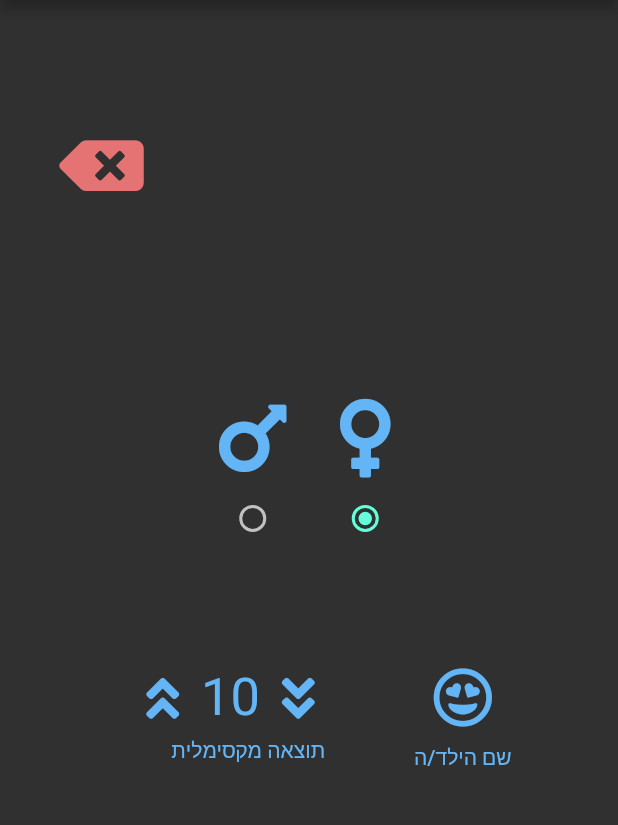
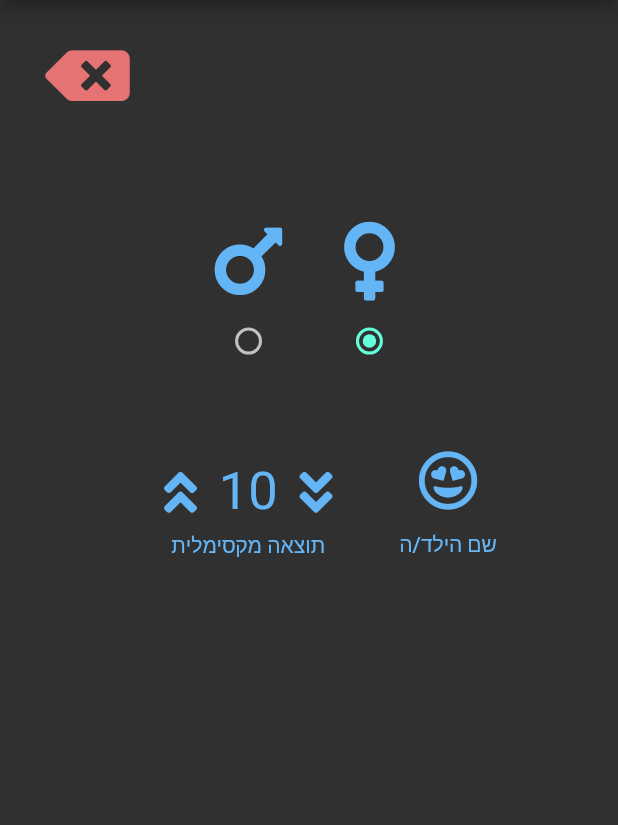
Before and after one commit to AdamRussak/one_to_math, a Flutter app: the SettingsScreen screen opened by its route, on a phone screen of 412 x 824 dp, the part 84-909 px from its top. Run offline on Flutter 3.47's test engine with Material 2 defaults, Android fonts, the phone set to English and light mode, and no system bars; our stand-ins replace after_layout, fluttertoast, font_awesome_flutter, rflutter_alert, shared_preferences; accounts and stored records are empty.

Commit message:
fix screen size

```diff
--- a/lib/screens/settings_screen.dart
+++ b/lib/screens/settings_screen.dart
@@ -23,6 +23,10 @@ class _SettingsScreenState extends State<SettingsScreen> {
   @override
   Widget build(BuildContext context) {
     var size = MediaQuery.of(context).size;
+    // Height (without SafeArea)
+    double height1 = size.height -
+        MediaQuery.of(context).padding.top -
+        MediaQuery.of(context).padding.bottom;
     return Scaffold(
       resizeToAvoidBottomInset: false,
       appBar: AppBar(
@@ -33,13 +37,13 @@ class _SettingsScreenState extends State<SettingsScreen> {
         child: Column(
           children: [
             SizedBox(
-              height: 80.0,
+              height: height1 * 0.025,
             ),
             Row(
               mainAxisAlignment: MainAxisAlignment.start,
               children: [
                 SizedBox(
-                  width: 30.0,
+                  width: size.width * 0.05,
                 ),
                 AppIconButtons(
                   presWidget: () {
@@ -54,7 +58,7 @@ class _SettingsScreenState extends State<SettingsScreen> {
               height: size.width * 0.05,
             ),
             SizedBox(
-              height: 100.0,
+              height: height1 * 0.05,
             ),
             Consumer<SettingsBrain>(builder: (context, settingBrain, child) {
               return Row(
@@ -79,7 +83,7 @@ class _SettingsScreenState extends State<SettingsScreen> {
                         ],
                       ),
                       SizedBox(
-                        width: 15.0,
+                        width: size.width * 0.05,
                       ),
                       Column(
                         children: [
@@ -103,9 +107,10 @@ class _SettingsScreenState extends State<SettingsScreen> {
               );
             }),
             SizedBox(
-              height: 50.0,
+              height: height1 * 0.05,
             ),
             Row(
+              crossAxisAlignment: CrossAxisAlignment.start,
               mainAxisAlignment: MainAxisAlignment.center,
               children: [
                 Consumer<MathBrain>(builder: (context, mathBrain, child) {
@@ -113,12 +118,13 @@ class _SettingsScreenState extends State<SettingsScreen> {
                   int currentInt = mathBrain.maxNumber;
                   return Container(
                     alignment: Alignment.center,
-                    padding: EdgeInsets.all(20.0),
-                    height: 120,
-                    width: 205,
+                    padding: EdgeInsets.all(10.0),
+                    height: height1 * 0.15,
+                    width: size.width * 0.45,
                     child: Column(
                       children: [
                         Row(
+                          mainAxisAlignment: MainAxisAlignment.center,
                           children: [
                             IconButton(
                               icon: Icon(
@@ -164,6 +170,7 @@ class _SettingsScreenState extends State<SettingsScreen> {
                   return SetAppSettings(
                     popUpWidget: Column(children: [
                       TextField(
+                        autofocus: true,
                         inputFormatters: [
                           FilteringTextInputFormatter.allow(
                               RegExp('[\u0590-\u05fe]')),
--- a/lib/widgets/set_app_settings.dart
+++ b/lib/widgets/set_app_settings.dart
@@ -40,7 +40,7 @@ class SetAppSettings extends StatelessWidget {
           size: 40.0,
         ),
         SizedBox(
-          height: 10.0,
+          height: MediaQuery.of(context).size.height * 0.015,
         ),
         Text(
           buttonText,
```
Also changed, not shown: lib/screens/math_qustions.dart (+18 -4 lines), lib/screens/multiply_qustions.dart (+9 -7 lines), lib/screens/who_is_bigger_screen.dart (+10 -5 lines).
